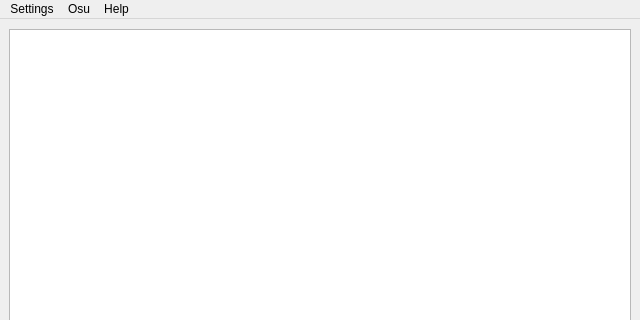
This is forms/mainwindow.ui in MirayaProject/miraya as Qt 5 draws it before an edit; both pictures show x 0 to 640 and y 0 to 320 of the 640 by 480 pixel window. The edited form follows.
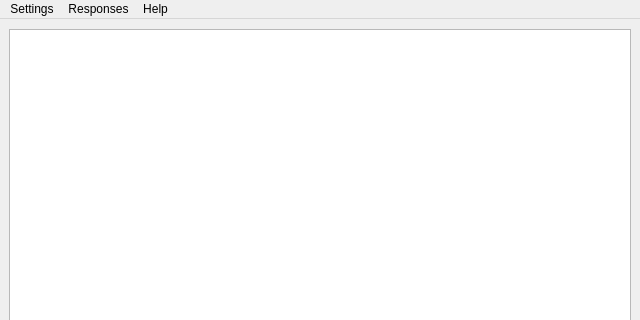
This is the edited form.

Commit message: 🪟 mainwindow: renamed osu to reponses and added commands

The edit to the form file:
```diff
--- a/forms/mainwindow.ui
+++ b/forms/mainwindow.ui
@@ -115,14 +115,14 @@
     <addaction name="actionPreferences"/>
     <addaction name="actionStart_Setup"/>
    </widget>
-   <widget class="QMenu" name="menuOsu">
+   <widget class="QMenu" name="menuResponses">
     <property name="title">
-     <string>Osu</string>
+     <string>Responses</string>
     </property>
     <addaction name="actionSkins"/>
    </widget>
    <addaction name="menuSettings"/>
-   <addaction name="menuOsu"/>
+   <addaction name="menuResponses"/>
    <addaction name="menuHelp"/>
   </widget>
   <widget class="QStatusBar" name="statusbar">
```
Left out of the diff: 6 changed lines with no effect on the pictures.
